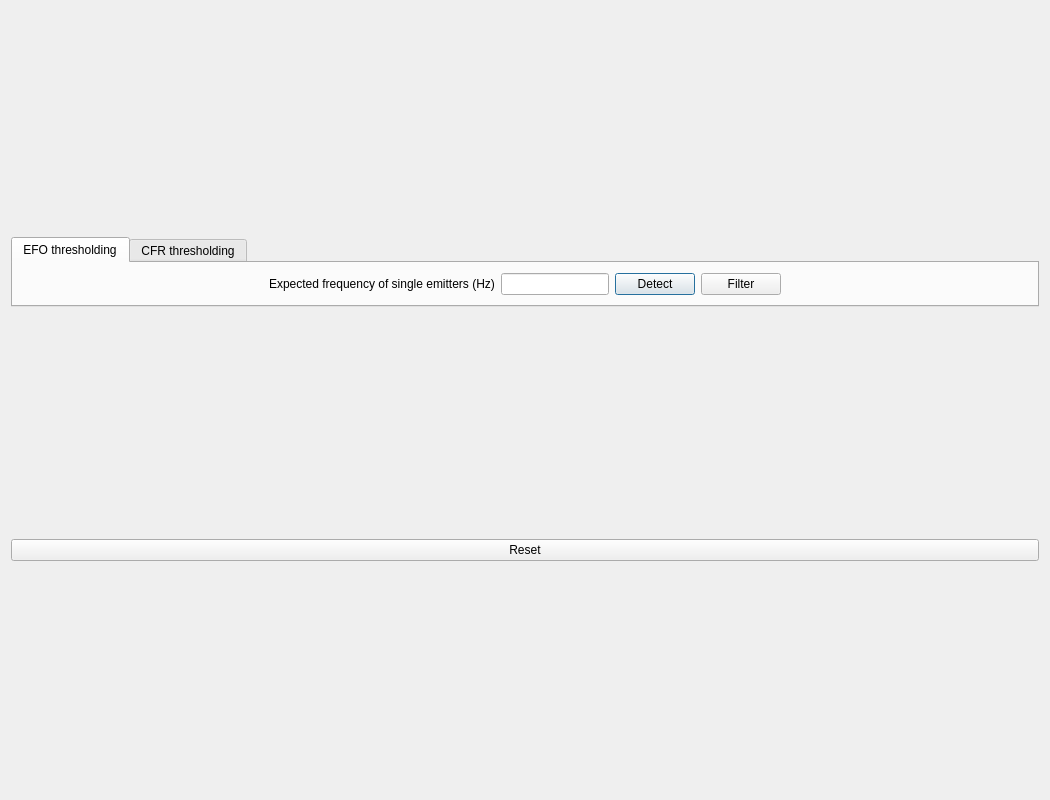
This is pyminflux/ui/analyzer.ui in bsse-scf/pyMINFLUX as Qt 5 draws it before an edit. The edited form follows.
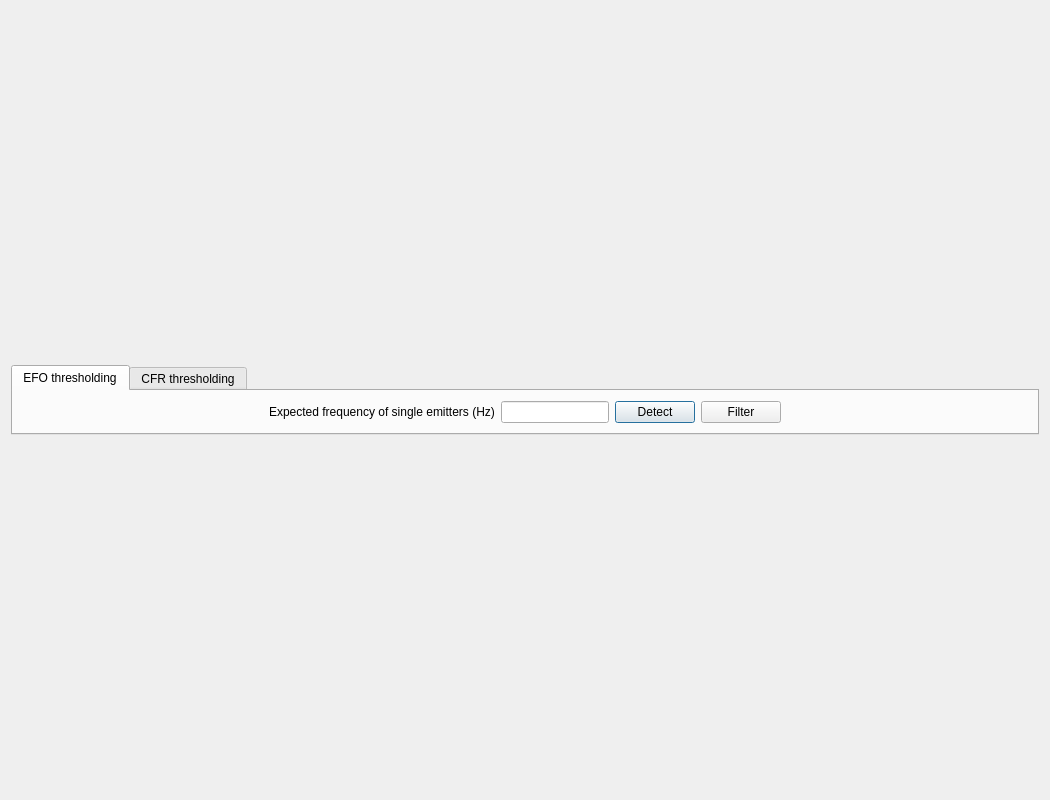
This is the edited form.

Commit message: Add global reset button to the main window and remove it from the Analyzer.

Patch:
```diff
--- a/pyminflux/ui/analyzer.ui
+++ b/pyminflux/ui/analyzer.ui
@@ -277,23 +277,6 @@
      </widget>
     </widget>
    </item>
-   <item row="3" column="0">
-    <layout class="QHBoxLayout" name="localizations_layout"/>
-   </item>
-   <item row="6" column="0">
-    <layout class="QHBoxLayout" name="actions_layout">
-     <item>
-      <widget class="QPushButton" name="pbReset">
-       <property name="text">
-        <string>Reset</string>
-       </property>
-      </widget>
-     </item>
-    </layout>
-   </item>
-   <item row="2" column="0">
-    <layout class="QHBoxLayout" name="parameters_layout"/>
-   </item>
    <item row="1" column="0">
     <layout class="QHBoxLayout" name="communication_layout"/>
    </item>
```
Left out of the diff: 6 changed lines with no effect on the pictures. The commit also changes 7 other files.
